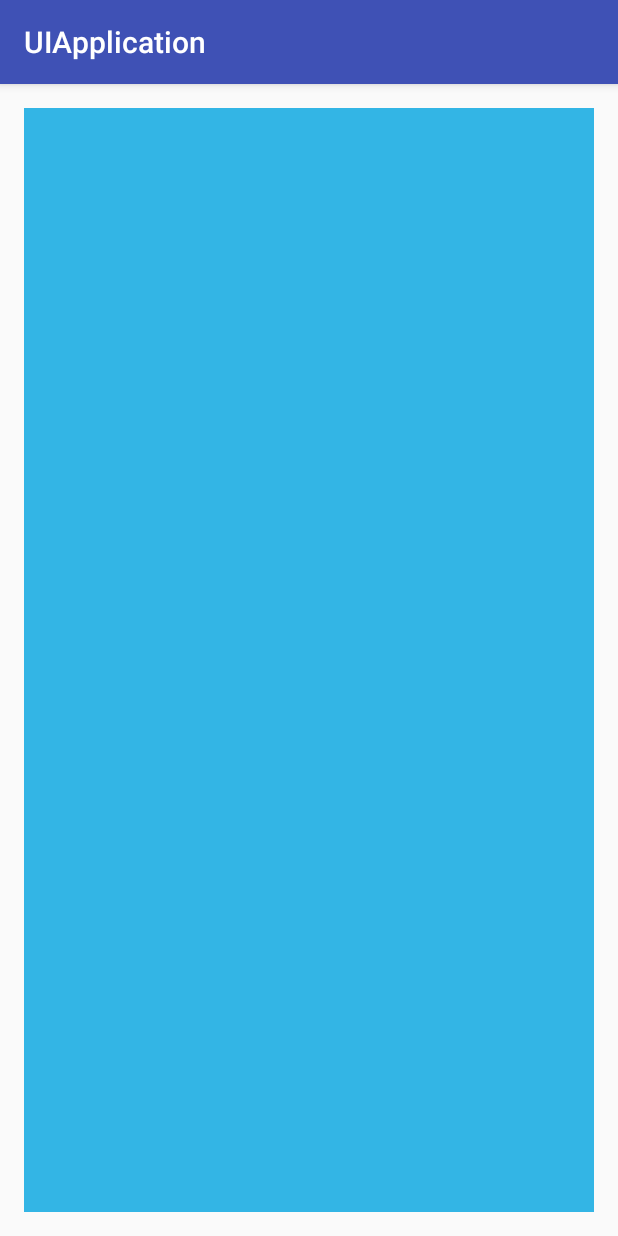
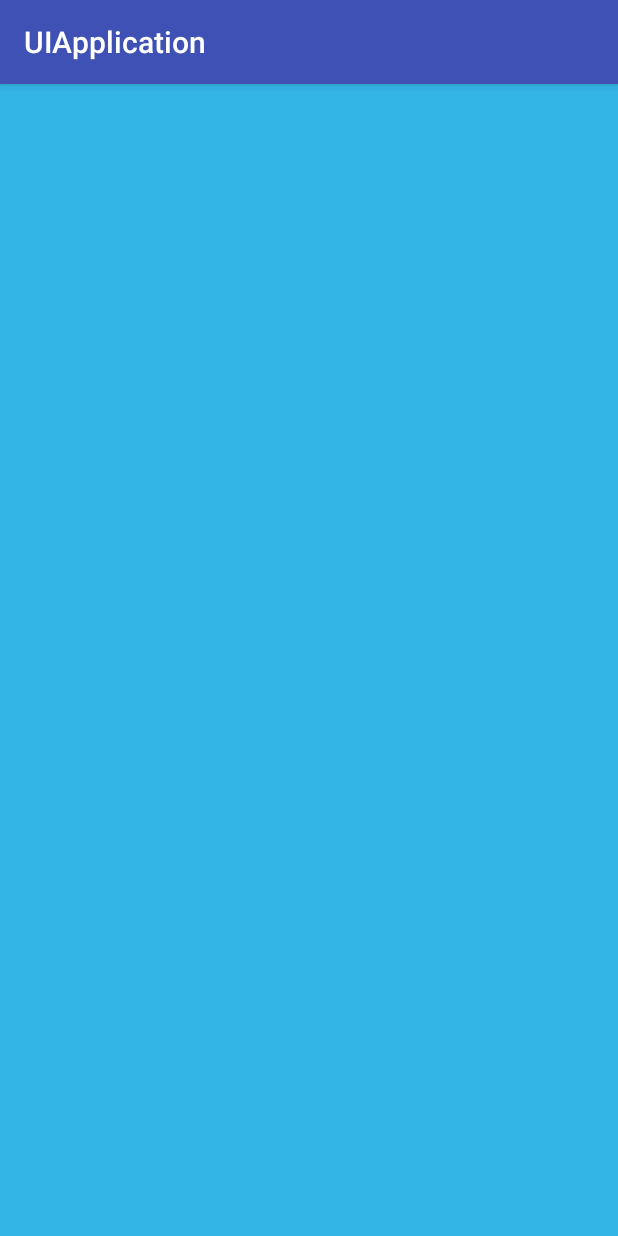
Before and after one commit to amylovesong/android_ui, an Android app: the screen it shows after launch (PaintActivity), on a phone screen of 412 x 824 dp. Run offline under Robolectric (Android 15) with nearby library versions, the phone set to English and light mode, and no system bars; 3 statements that could not run were skipped.

```diff
--- a/UIApplication/app/src/main/res/layout/activity_paint.xml
+++ b/UIApplication/app/src/main/res/layout/activity_paint.xml
@@ -3,10 +3,6 @@
     xmlns:tools="http://schemas.android.com/tools"
     android:layout_width="match_parent"
     android:layout_height="match_parent"
-    android:paddingBottom="@dimen/activity_vertical_margin"
-    android:paddingLeft="@dimen/activity_horizontal_margin"
-    android:paddingRight="@dimen/activity_horizontal_margin"
-    android:paddingTop="@dimen/activity_vertical_margin"
     tools:context="com.sun.ui.PaintActivity">
 
     <LinearLayout
```
Also changed, not shown: UIApplication/app/src/main/java/com/sun/ui/paint/CanvasVIew.java (+111 -15 lines).
